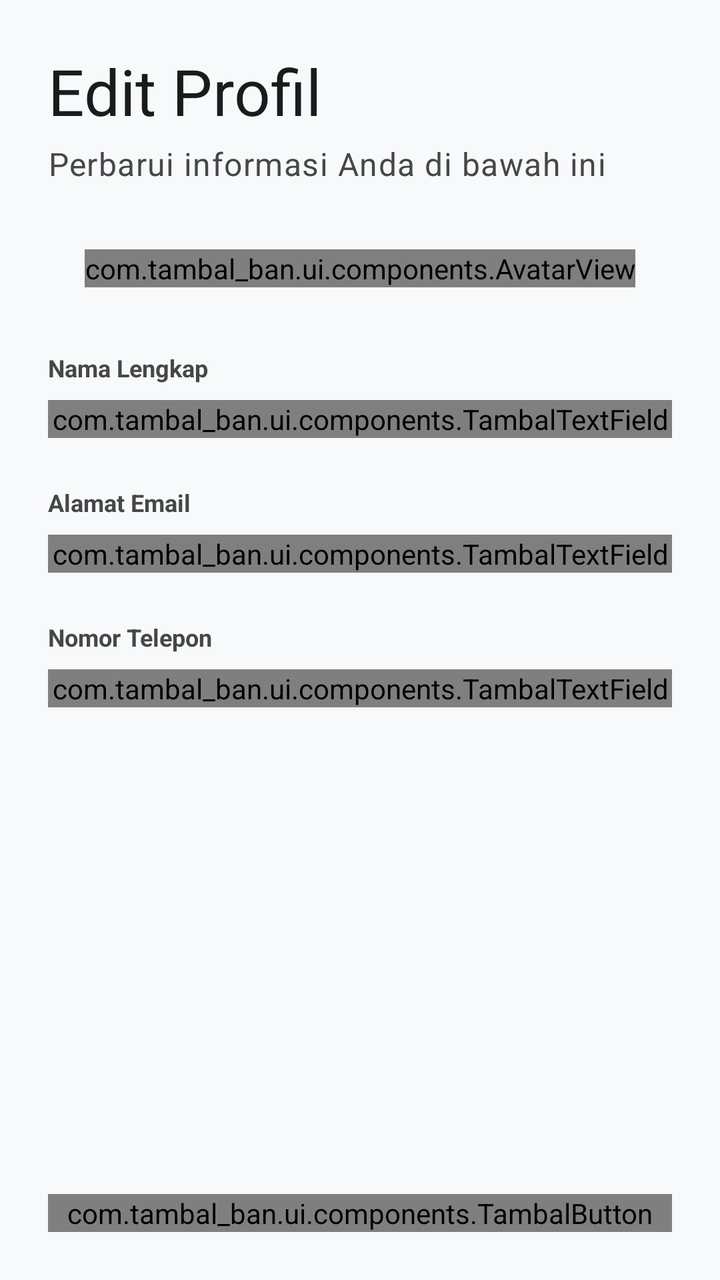
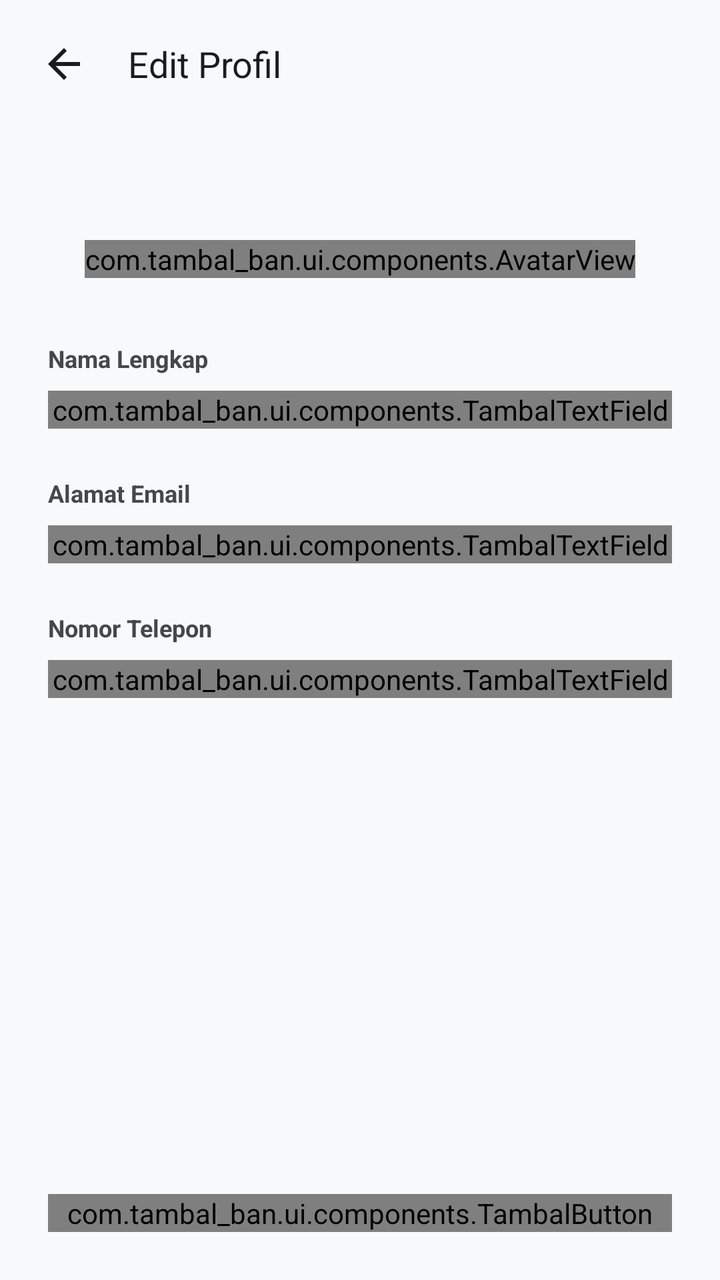

Two renders of the same Android screen: before a commit and after it. Below are the layout's source before the change and the commit's diff.
<!-- AndroidManifest.xml: activity theme Theme.TambalBan -->
<!-- res/layout/activity_edit_profile.xml -->
<?xml version="1.0" encoding="utf-8"?>
<androidx.constraintlayout.widget.ConstraintLayout xmlns:android="http://schemas.android.com/apk/res/android"
    xmlns:app="http://schemas.android.com/apk/res-auto"
    xmlns:tools="http://schemas.android.com/tools"
    android:layout_width="match_parent"
    android:layout_height="match_parent"
    android:fitsSystemWindows="true"
    android:background="@color/surface">

    <androidx.core.widget.NestedScrollView
        android:layout_width="match_parent"
        android:layout_height="0dp"
        app:layout_constraintBottom_toTopOf="@+id/btnSave"
        app:layout_constraintTop_toTopOf="parent">

        <LinearLayout
            android:layout_width="match_parent"
            android:layout_height="wrap_content"
            android:orientation="vertical"
            android:padding="24dp">

            <TextView
                style="@style/TextAppearance.Guardian.HeadlineLarge"
                android:layout_width="wrap_content"
                android:layout_height="wrap_content"
                android:text="Edit Profil"
                android:textColor="@color/on_surface" />

            <TextView
                style="@style/TextAppearance.Guardian.BodyLarge"
                android:layout_width="wrap_content"
                android:layout_height="wrap_content"
                android:layout_marginTop="4dp"
                android:text="Perbarui informasi Anda di bawah ini"
                android:textColor="@color/on_surface_variant" />

            <com.tambal_ban.ui.components.AvatarView
                android:id="@+id/avatarView"
                android:layout_width="wrap_content"
                android:layout_height="wrap_content"
                android:layout_gravity="center"
                android:layout_marginTop="32dp"
                app:avatarSize="100dp"
                app:showEditButton="true" />

            <TextView
                android:layout_width="wrap_content"
                android:layout_height="wrap_content"
                android:layout_marginTop="32dp"
                android:text="Nama Lengkap"
                android:textColor="@color/on_surface_variant"
                android:textSize="12sp"
                android:textStyle="bold" />

            <com.tambal_ban.ui.components.TambalTextField
                android:id="@+id/etFullName"
                android:layout_width="match_parent"
                android:layout_height="wrap_content"
                android:layout_marginTop="8dp"
                app:fieldHint="Masukkan nama lengkap"
                app:fieldIcon="@drawable/ic_person" />

            <TextView
                android:layout_width="wrap_content"
                android:layout_height="wrap_content"
                android:layout_marginTop="24dp"
                android:text="Alamat Email"
                android:textColor="@color/on_surface_variant"
                android:textSize="12sp"
                android:textStyle="bold" />

            <com.tambal_ban.ui.components.TambalTextField
                android:id="@+id/etEmail"
                android:layout_width="match_parent"
                android:layout_height="wrap_content"
                android:layout_marginTop="8dp"
                app:fieldHint="email@example.com"
                app:fieldIcon="@drawable/ic_mail"
                app:fieldVariant="email" />

            <TextView
                android:layout_width="wrap_content"
                android:layout_height="wrap_content"
                android:layout_marginTop="24dp"
                android:text="Nomor Telepon"
                android:textColor="@color/on_surface_variant"
                android:textSize="12sp"
                android:textStyle="bold" />

            <com.tambal_ban.ui.components.TambalTextField
                android:id="@+id/etPhone"
                android:layout_width="match_parent"
                android:layout_height="wrap_content"
                android:layout_marginTop="8dp"
                app:fieldHint="08123456789"
                app:fieldIcon="@drawable/ic_phone"
                android:inputType="phone" />

        </LinearLayout>
    </androidx.core.widget.NestedScrollView>

    <com.tambal_ban.ui.components.TambalButton
        android:id="@+id/btnSave"
        android:layout_width="match_parent"
        android:layout_height="wrap_content"
        android:layout_margin="24dp"
        app:btnText="Simpan"
        app:btnVariant="primary"
        app:layout_constraintBottom_toBottomOf="parent" />

</androidx.constraintlayout.widget.ConstraintLayout>
<!-- resources referenced by this layout -->
<resources>
  <color name="on_surface">#191C1D</color>
  <color name="on_surface_variant">#454748</color>
  <color name="surface">#F8F9FA</color>
  <!-- drawable ic_mail (drawable) -->
  <vector xmlns:android="http://schemas.android.com/apk/res/android"
      android:width="24dp"
      android:height="24dp"
      android:viewportWidth="24"
      android:viewportHeight="24">
      <path
          android:fillColor="#FF000000"
          android:pathData="M20,4H4C2.9,4,2,4.9,2,6v12c0,1.1,0.9,2,2,2h16c1.1,0,2-0.9,2-2V6C22,4.9,21.1,4,20,4z M18,8l-6,4L6,8V6l6,4l6,-4V8z" />
  </vector>
  <!-- drawable ic_person (drawable) -->
  <vector xmlns:android="http://schemas.android.com/apk/res/android"
      android:width="24dp"
      android:height="24dp"
      android:viewportWidth="24"
      android:viewportHeight="24">
      <path
          android:fillColor="@color/outline_variant_ghost"
          android:pathData="M12,12c2.21,0 4,-1.79 4,-4s-1.79,-4 -4,-4 -4,1.79 -4,4 1.79,4 4,4zM12,14c-2.67,0 -8,1.34 -8,4v2h16v-2c0,-2.66 -5.33,-4 -8,-4z" />
  </vector>
  <!-- drawable ic_phone (drawable) -->
  <vector xmlns:android="http://schemas.android.com/apk/res/android"
      android:width="24dp"
      android:height="24dp"
      android:viewportWidth="24"
      android:viewportHeight="24">
    <path
        android:fillColor="#FF000000"
        android:pathData="Line 6.62,10.79c1.44,2.83 3.76,5.14 6.59,6.59l2.2,-2.2c0.27,-0.27 0.67,-0.36 1.02,-0.24 1.12,0.37 2.33,0.57 3.57,0.57 0.55,0 1,0.45 1,1L21,20c0,0.55 -0.45,1 -1,1 -9.39,0 -17,-7.61 -17,-17 0,-0.55 0.45,-1 1,-1h3.5c0.55,0 1,0.45 1,1 0,1.25 0.2,2.45 0.57,3.57 0.11,0.35 0.03,0.74 -0.24,1.02l-2.22,2.22z"/>
  </vector>
  <style name="TextAppearance.Guardian.BodyLarge" parent="TextAppearance.Material3.BodyLarge">
          <item name="fontFamily">@font/inter_regular</item>
          <item name="android:textSize">16sp</item>
      </style>
  <style name="TextAppearance.Guardian.HeadlineLarge" parent="TextAppearance.Material3.HeadlineLarge">
          <item name="fontFamily">@font/plus_jakarta_sans_semibold</item>
          <item name="android:textSize">32sp</item>
      </style>
  <color name="outline_variant_ghost">#26000000</color>
  <color name="primary">#973497</color>
  <color name="on_primary">#FFFFFF</color>
  <color name="primary_container">#DA70D6</color>
  <color name="on_primary_container">#FFFFFF</color>
  <color name="surface_container_low">#F3F4F5</color>
  <style name="TextAppearance.Guardian.DisplayLarge" parent="TextAppearance.Material3.DisplayLarge">
          <item name="fontFamily">@font/plus_jakarta_sans_bold</item>
          <item name="android:textSize">57sp</item>
          <item name="android:letterSpacing">0</item>
      </style>
  <style name="TextAppearance.Guardian.DisplaySmall" parent="TextAppearance.Material3.DisplaySmall">
          <item name="fontFamily">@font/plus_jakarta_sans_bold</item>
          <item name="android:textSize">24sp</item>
      </style>
  <style name="TextAppearance.Guardian.TitleLarge" parent="TextAppearance.Material3.TitleLarge">
          <item name="fontFamily">@font/inter_medium</item>
          <item name="android:textSize">22sp</item>
      </style>
  <style name="TextAppearance.Guardian.LabelMedium" parent="TextAppearance.Material3.LabelMedium">
          <item name="fontFamily">@font/inter_medium</item>
          <item name="android:textSize">12sp</item>
          <item name="android:textColor">@color/on_surface_variant</item>
      </style>
  <dimen name="radius_xl">48dp</dimen>
  <!-- unchanged entries left out for length: 1 -->
</resources>

<!-- the commit's change to res/layout/activity_edit_profile.xml (unified diff, before → after) -->
@@ -7,11 +7,37 @@
     android:fitsSystemWindows="true"
     android:background="@color/surface">
 
+    <LinearLayout
+        android:id="@+id/header"
+        android:layout_width="match_parent"
+        android:layout_height="64dp"
+        android:orientation="horizontal"
+        android:gravity="center_vertical"
+        android:paddingHorizontal="8dp"
+        app:layout_constraintTop_toTopOf="parent">
+
+        <ImageButton
+            android:id="@+id/btnBack"
+            android:layout_width="48dp"
+            android:layout_height="48dp"
+            android:background="?attr/selectableItemBackgroundBorderless"
+            android:src="@drawable/ic_arrow_back"
+            app:tint="@color/on_surface" />
+
+        <TextView
+            android:layout_width="wrap_content"
+            android:layout_height="wrap_content"
+            android:layout_marginStart="8dp"
+            android:text="Edit Profil"
+            style="@style/TextAppearance.Guardian.TitleMedium"
+            android:textColor="@color/on_surface" />
+    </LinearLayout>
+
     <androidx.core.widget.NestedScrollView
         android:layout_width="match_parent"
         android:layout_height="0dp"
         app:layout_constraintBottom_toTopOf="@+id/btnSave"
-        app:layout_constraintTop_toTopOf="parent">
+        app:layout_constraintTop_toBottomOf="@id/header">
 
         <LinearLayout
             android:layout_width="match_parent"
@@ -19,20 +45,6 @@
             android:orientation="vertical"
             android:padding="24dp">
 
-            <TextView
-                style="@style/TextAppearance.Guardian.HeadlineLarge"
-                android:layout_width="wrap_content"
-                android:layout_height="wrap_content"
-                android:text="Edit Profil"
-                android:textColor="@color/on_surface" />
-
-            <TextView
-                style="@style/TextAppearance.Guardian.BodyLarge"
-                android:layout_width="wrap_content"
-                android:layout_height="wrap_content"
-                android:layout_marginTop="4dp"
-                android:text="Perbarui informasi Anda di bawah ini"
-                android:textColor="@color/on_surface_variant" />
 
             <com.tambal_ban.ui.components.AvatarView
                 android:id="@+id/avatarView"
@@ -40,7 +52,7 @@
                 android:layout_height="wrap_content"
                 android:layout_gravity="center"
                 android:layout_marginTop="32dp"
-                app:avatarSize="100dp"
+                app:avatarSize="60dp"
                 app:showEditButton="true" />
 
             <TextView
<!-- resource entries referenced after the edit -->
@@ -3,6 +3,16 @@
   <color name="on_surface">#191C1D</color>
   <color name="on_surface_variant">#454748</color>
   <color name="surface">#F8F9FA</color>
+  <!-- drawable ic_arrow_back (drawable) -->
+  <vector xmlns:android="http://schemas.android.com/apk/res/android"
+      android:width="24dp"
+      android:height="24dp"
+      android:viewportWidth="24"
+      android:viewportHeight="24">
+    <path
+        android:fillColor="#FF000000"
+        android:pathData="M20,11H7.83l5.59,-5.59L12,4l-8,8 8,8 1.41,-1.41L7.83,13H20v-2z"/>
+  </vector>
   <!-- drawable ic_mail (drawable) -->
   <vector xmlns:android="http://schemas.android.com/apk/res/android"
       android:width="24dp"
@@ -20,7 +30,7 @@
       android:viewportWidth="24"
       android:viewportHeight="24">
       <path
-          android:fillColor="@color/outline_variant_ghost"
+          android:fillColor="#FF000000"
           android:pathData="M12,12c2.21,0 4,-1.79 4,-4s-1.79,-4 -4,-4 -4,1.79 -4,4 1.79,4 4,4zM12,14c-2.67,0 -8,1.34 -8,4v2h16v-2c0,-2.66 -5.33,-4 -8,-4z" />
   </vector>
   <!-- drawable ic_phone (drawable) -->
@@ -31,8 +41,12 @@
       android:viewportHeight="24">
     <path
         android:fillColor="#FF000000"
-        android:pathData="Line 6.62,10.79c1.44,2.83 3.76,5.14 6.59,6.59l2.2,-2.2c0.27,-0.27 0.67,-0.36 1.02,-0.24 1.12,0.37 2.33,0.57 3.57,0.57 0.55,0 1,0.45 1,1L21,20c0,0.55 -0.45,1 -1,1 -9.39,0 -17,-7.61 -17,-17 0,-0.55 0.45,-1 1,-1h3.5c0.55,0 1,0.45 1,1 0,1.25 0.2,2.45 0.57,3.57 0.11,0.35 0.03,0.74 -0.24,1.02l-2.22,2.22z"/>
+        android:pathData="M6.62,10.79c1.44,2.83 3.76,5.14 6.59,6.59l2.2,-2.2c0.27,-0.27 0.67,-0.36 1.02,-0.24 1.12,0.37 2.33,0.57 3.57,0.57 0.55,0 1,0.45 1,1V20c0,0.55 -0.45,1 -1,1 -9.39,0 -17,-7.61 -17,-17 0,-0.55 0.45,-1 1,-1h3.5c0.55,0 1,0.45 1,1 0,1.25 0.2,2.45 0.57,3.57 0.11,0.35 0.03,0.74 -0.24,1.02l-2.22,2.22z"/>
   </vector>
+  <style name="TextAppearance.Guardian.TitleMedium" parent="TextAppearance.Material3.TitleLarge">
+          <item name="fontFamily">@font/inter_medium</item>
+          <item name="android:textSize">18sp</item>
+      </style>
   <style name="TextAppearance.Guardian.BodyLarge" parent="TextAppearance.Material3.BodyLarge">
           <item name="fontFamily">@font/inter_regular</item>
           <item name="android:textSize">16sp</item>
@@ -41,8 +55,7 @@
           <item name="fontFamily">@font/plus_jakarta_sans_semibold</item>
           <item name="android:textSize">32sp</item>
       </style>
-  <color name="outline_variant_ghost">#26000000</color>
-  <color name="primary">#973497</color>
+  <color name="primary">#D672E1</color>
   <color name="on_primary">#FFFFFF</color>
   <color name="primary_container">#DA70D6</color>
   <color name="on_primary_container">#FFFFFF</color>
